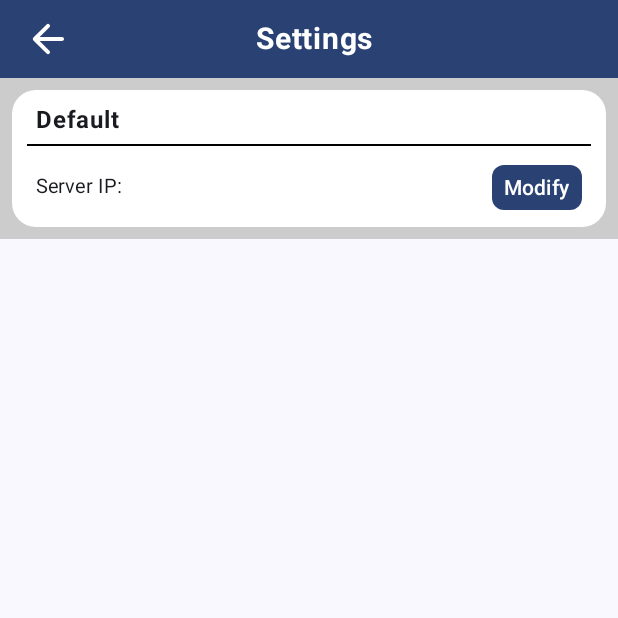
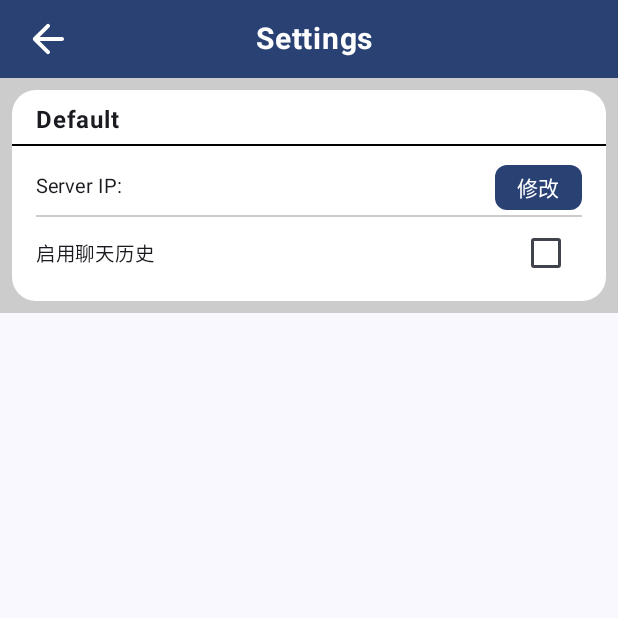
Before and after one commit to TopSea/SimpleGLM, an Android app built with Jetpack Compose: the SettingScreen screen opened through its navigation route, on a phone screen of 412 x 824 dp, the top half of it. Run offline under Robolectric (Android 15) with nearby library versions, the phone set to English and light mode, and no system bars; our stand-ins replace Room's generated code, accompanist; libraries missing offline, so code that uses them is left out: com.tencent.mmkv; 3 statements that could not run were skipped.

Commit message:
加入对对话历史的控制。

```diff
--- a/app/src/main/java/top/topsea/simpleglm/api/ApiExecutor.kt
+++ b/app/src/main/java/top/topsea/simpleglm/api/ApiExecutor.kt
@@ -4,12 +4,14 @@ import android.util.Log
 import com.tencent.mmkv.MMKV
 import okhttp3.MediaType.Companion.toMediaType
 import okhttp3.RequestBody.Companion.toRequestBody
+import org.json.JSONArray
 import retrofit2.Call
 import retrofit2.Callback
 import retrofit2.Response
 import retrofit2.Retrofit
 import top.topsea.simpleglm.TAG
 
+var history = JSONArray()
 object ApiExecutor {
     private val kv = MMKV.defaultMMKV()
     private val serverIP = kv.decodeString("Server_IP", "http:192.168.0.107:8888")!!
@@ -24,6 +26,10 @@ object ApiExecutor {
                 }
             })
             .build()
+
+        if (kv.decodeBool("Chat_History", true)) {
+            glmq.history = history
+        }
 
         val request: ChatdroidApi = retrofit.create(ChatdroidApi::class.java)
 
--- a/app/src/main/java/top/topsea/simpleglm/ui/screen/SettingScreen.kt
+++ b/app/src/main/java/top/topsea/simpleglm/ui/screen/SettingScreen.kt
@@ -2,6 +2,7 @@ package top.topsea.simpleglm.ui.screen
 
 import androidx.compose.foundation.background
 import androidx.compose.foundation.clickable
+import androidx.compose.foundation.layout.Arrangement
 import androidx.compose.foundation.layout.Box
 import androidx.compose.foundation.layout.Column
 import androidx.compose.foundation.layout.PaddingValues
@@ -17,6 +18,7 @@ import androidx.compose.foundation.text.KeyboardOptions
 import androidx.compose.material.icons.Icons
 import androidx.compose.material.icons.rounded.ArrowBack
 import androidx.compose.material3.Button
+import androidx.compose.material3.Checkbox
 import androidx.compose.material3.ExperimentalMaterial3Api
 import androidx.compose.material3.Icon
 import androidx.compose.material3.Scaffold
@@ -118,16 +120,14 @@ fun BasicSettingBlock(
             Text(
                 text = setting.commentName,
                 fontSize = TextUnit(value = 16F, type = TextUnitType.Sp),
-                modifier = Modifier.padding(vertical = 4.dp, horizontal = 8.dp).align(Alignment.CenterStart),
+                modifier = Modifier
+                    .padding(vertical = 4.dp, horizontal = 8.dp)
+                    .align(Alignment.CenterStart),
                 fontWeight = FontWeight.Bold
             )
 
         }
-        Box(modifier = Modifier
-            .height(1.dp)
-            .align(Alignment.CenterHorizontally)
-            .fillMaxWidth(0.95F)
-            .background(color = Color.Black))
+        SplitLine(color = Color.Black)
         Column(modifier = Modifier.padding(vertical = 8.dp, horizontal = 16.dp)) {
             setting.settingsUI()
         }
@@ -141,16 +141,18 @@ fun DefaultSettings() {
 
     val kv = MMKV.defaultMMKV()
     val serverIP: String = kv.decodeString(stringResource(id = R.string.server_ip), "http:192.168.0.107:8888")!!
+    val chatHistory: Boolean = kv.decodeBool(stringResource(id = R.string.chat_history), true)
     var serverIPStr by remember { mutableStateOf(serverIP) }
 
 
     var enableServerIP by remember { mutableStateOf(true) }
+    var enableHistory by remember { mutableStateOf(chatHistory) }
     var textColor by remember {
         mutableStateOf(Color.LightGray)
     }
 
     var btn by remember {
-        mutableStateOf("Modify")
+        mutableStateOf("修改")
     }
     Column(modifier = Modifier.fillMaxWidth()) {
         Box(modifier = Modifier.fillMaxWidth()) {
@@ -195,6 +197,32 @@ fun DefaultSettings() {
                 Text(text = btn)
             }
         }
+        SplitLine(color = Color.LightGray)
+        Row(
+            modifier = Modifier.fillMaxWidth(),
+            horizontalArrangement = Arrangement.SpaceBetween
+        ) {
+            Text(
+                text = "启用聊天历史",
+                modifier = Modifier.align(Alignment.CenterVertically),
+                fontSize = TextUnit(value = 13F, type = TextUnitType.Sp)
+            )
 
+            Checkbox(
+                checked = enableHistory,
+                onCheckedChange = {
+                    enableHistory = !enableHistory
+                    kv.encode(context.resources.getString(R.string.chat_history), enableHistory)
+                }
+            )
+        }
     }
 }
+
+@Composable
+fun SplitLine(color: Color) {
+    Box(modifier = Modifier
+        .fillMaxWidth()
+        .height(1.dp)
+        .background(color = color))
+}
--- a/app/src/main/res/values/strings.xml
+++ b/app/src/main/res/values/strings.xml
@@ -26,5 +26,6 @@
 
     <!--MMKV字符串-->
     <string name="server_ip">Server_IP</string>
+    <string name="chat_history">Chat_History</string>
     <string name="voice_chat">Voice_Chat</string>
 </resources>
```
Also changed, not shown: app/src/main/java/top/topsea/simpleglm/api/StreamTxt.kt (+6 -2 lines).
